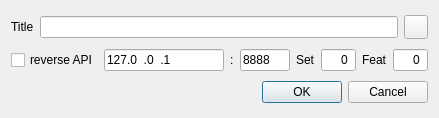
Old version of the form sdrgui/gui/basicfeaturesettingsdialog.ui in the repository f4exb/sdrangel.
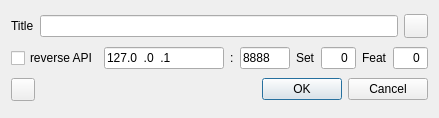
New version of the form. Icons and pictures are not drawn.

Commit message: Add support for plugin presets.

```diff
--- a/sdrgui/gui/basicfeaturesettingsdialog.ui
+++ b/sdrgui/gui/basicfeaturesettingsdialog.ui
@@ -201,6 +201,22 @@
     </layout>
    </item>
    <item>
+    <layout class="QHBoxLayout" name="horizontalLayout">
+     <item>
+      <widget class="QToolButton" name="presets">
+       <property name="toolTip">
+        <string>Open feature presets dialog</string>
+       </property>
+       <property name="text">
+        <string/>
+       </property>
+       <property name="icon">
+        <iconset resource="../resources/res.qrc">
+         <normaloff>:/star.png</normaloff>:/star.png</iconset>
+       </property>
+      </widget>
+     </item>
+     <item>
     <widget class="QDialogButtonBox" name="buttonBox">
      <property name="orientation">
       <enum>Qt::Horizontal</enum>
@@ -209,6 +225,8 @@
       <set>QDialogButtonBox::Cancel|QDialogButtonBox::Ok</set>
      </property>
     </widget>
+     </item>
+    </layout>
    </item>
   </layout>
  </widget>
```
Lines whose indentation alone changed are shown as unchanged. The commit also changes 27 other files.
